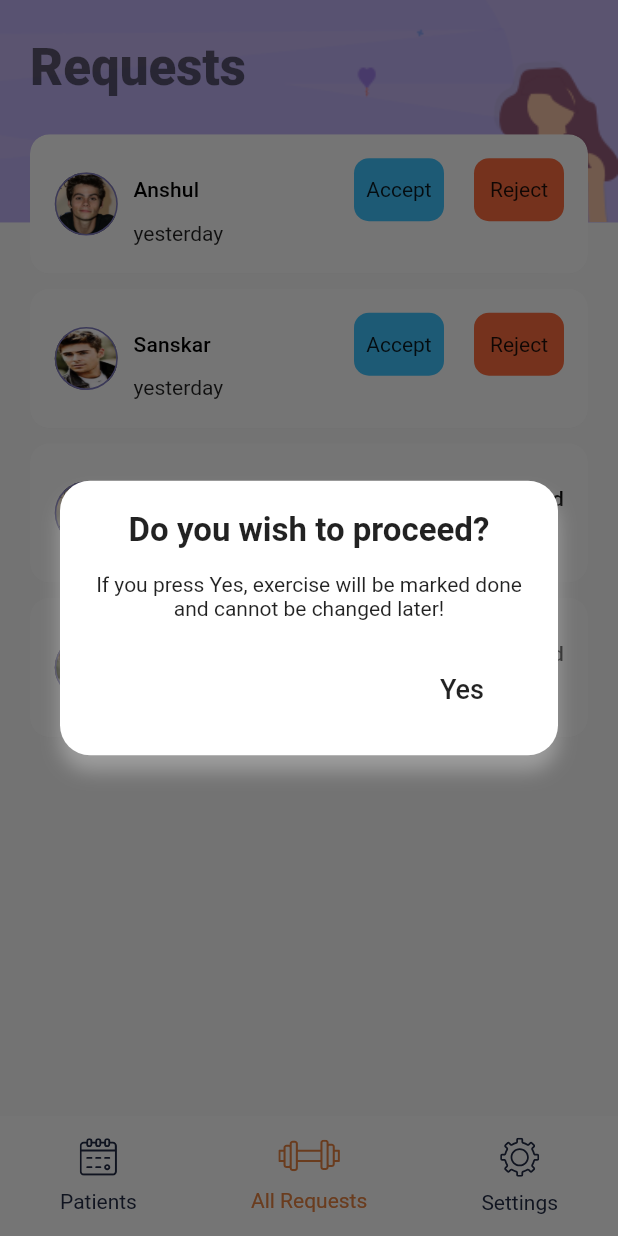
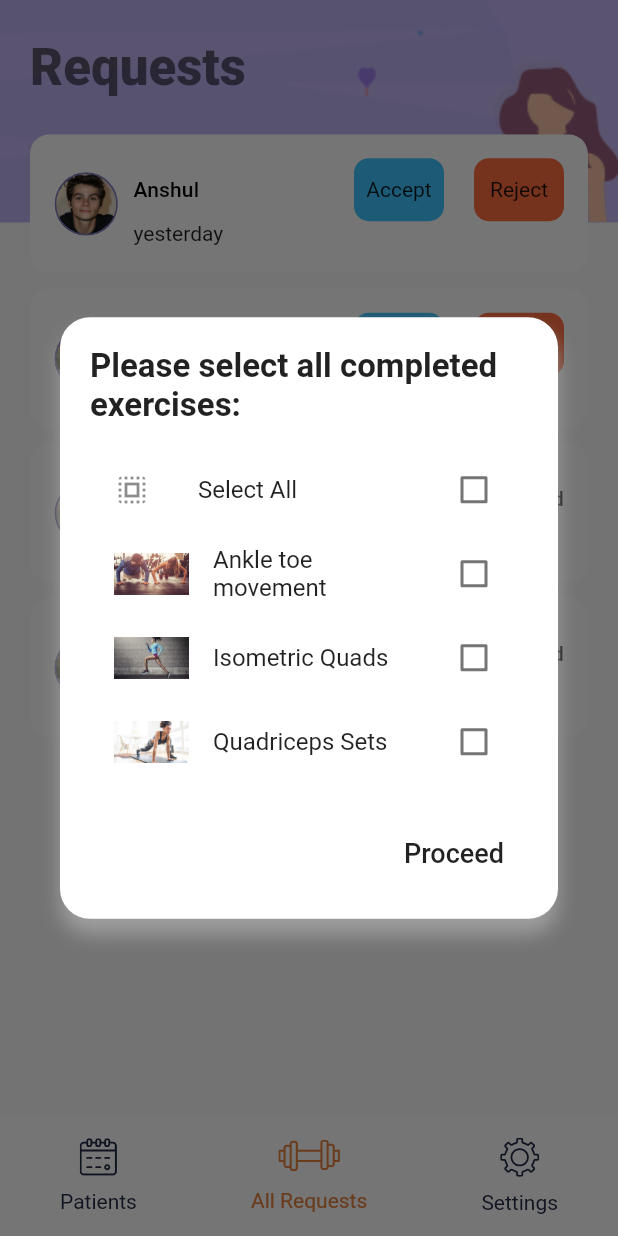
Before and after one commit to prafgup/treatment_checkup_app, a Flutter app: the RequestsScreenR screen opened directly, after a tap on "Accept", on a phone screen of 412 x 824 dp. Run offline on Flutter 3.47's test engine with Material 2 defaults, Android fonts, the phone set to English and light mode, and no system bars; our stand-ins replace auto_size_text, cached_network_image, expandable, file_picker, firebase_auth, firebase_storage and 14 more; missing offline and left inert: barcode_scan, flutter_cupertino_date_picker, google_map_location_picker, menu_button, slide_popup_dialog, some_calendar; accounts and stored records are empty.

Commit message:
Check Box list in relative home and address layout update

```diff
--- a/lib/screens/Relative/relative_home.dart
+++ b/lib/screens/Relative/relative_home.dart
@@ -2,6 +2,7 @@ import 'package:flutter/cupertino.dart';
 import 'package:flutter/material.dart';
 import 'package:flutter_svg/svg.dart';
 import 'package:treatment_checkup_app/constants.dart';
+import 'package:treatment_checkup_app/models/exercise.dart';
 import 'package:treatment_checkup_app/models/requests_relative.dart';
 import 'package:treatment_checkup_app/screens/ExerciseScreens/daily_layout.dart';
 import 'package:treatment_checkup_app/widgets/bottom_nav_bar.dart';
@@ -19,7 +20,36 @@ import 'package:treatment_checkup_app/models/requests.dart';
 //TODO GET API DATA
 
 
+final List<Exercise> exercises = [
+  Exercise(
+    image: 'assets/images/image001.jpg',
+    title: 'Ankle toe movement',
+    time: '5 min',
+    difficult: 'Low',
+    reps: '25',
+    url: 'https://www.youtube.com/watch?v=O1jfSo66z44&ab_channel=goodexerciseguide',
+    text_instruct:'Do this exercise regularly to reduce swelling. Follow the Video in real-time and repeat what she does on the screen',
+  ),
+  Exercise(
+    image: 'assets/images/image004.jpg',
+    title: 'Isometric Quads',
+    time: '10 min',
+    difficult: 'Medium',
+    reps: '10',
+    url: 'https://www.youtube.com/watch?v=O1jfSo66z44&ab_channel=goodexerciseguide',
+    text_instruct:'Do this exercise regularly to reduce swelling. Follow the Video in real-time and repeat what she does on the screen',
+  ),
+  Exercise(
+    image: 'assets/images/image003.jpg',
+    title: 'Quadriceps Sets',
+    time: '10 min',
+    difficult: 'Medium',
+    reps: '20',
+    url: 'https://www.youtube.com/watch?v=O1jfSo66z44&ab_channel=goodexerciseguide',
+    text_instruct:'Do this exercise regularly to reduce swelling. Follow the Video in real-time and repeat what she does on the screen',
+  ),
 
+];
 
 //type denotes day or week 1 for day and 0 for week
 
@@ -115,7 +145,7 @@ class RequestsScreenR extends StatelessWidget {
                           ),
                           // Generate 100 widgets that display their index in the List.
                           itemBuilder: (ctx, index) {
-                            return RekuestsCardRelative(request: requests[index],press: () {
+                            return RekuestsCardRelative(exercises: exercises,request: requests[index],press: () {
                               Navigator.push(
                                 context,
                                 MaterialPageRoute(builder: (context) {
--- a/lib/widgets/request_card.dart
+++ b/lib/widgets/request_card.dart
@@ -1,6 +1,7 @@
 import 'package:flutter/material.dart';
 import 'package:treatment_checkup_app/constants.dart';
 import 'package:treatment_checkup_app/models/requests.dart';
+import 'package:treatment_checkup_app/screens/Relative/relative_home.dart';
 
 
 class RekuestCard extends StatefulWidget {
@@ -45,7 +46,8 @@ class _RekuestCardState extends State<RekuestCard> {
           child: Material(
             color: Colors.transparent,
             child: InkWell(
-              onTap: widget.press,
+              onTap: (){ Navigator.of(context).pushReplacement(new MaterialPageRoute(builder: (context)=> RequestsScreenR()));
+              },
               child: Padding(
                 padding: const EdgeInsets.all(16.0),
                 child: Row(
--- a/lib/widgets/requests_card_relative.dart
+++ b/lib/widgets/requests_card_relative.dart
@@ -1,15 +1,18 @@
 import 'package:flutter/material.dart';
 import 'package:treatment_checkup_app/constants.dart';
+import 'package:treatment_checkup_app/models/exercise.dart';
 import 'package:treatment_checkup_app/models/requests_relative.dart';
+import 'package:treatment_checkup_app/screens/Relative/relative_home.dart';
 
 
 class RekuestsCardRelative extends StatefulWidget {
 
   final Function press;
-
+  final List<Exercise> exercises;
   final RequestRelative request;
   const RekuestsCardRelative({
     Key key,
+    this.exercises,
     this.request,
     this.press,
   }) : super(key: key);
@@ -19,6 +22,7 @@ class RekuestsCardRelative extends StatefulWidget {
 }
 
 class _RekuestsCardRelativeState extends State<RekuestsCardRelative> {
+
   @override
   Widget build(BuildContext context) {
     return LayoutBuilder(builder: (context, constraint) {
@@ -100,9 +104,10 @@ class _RekuestsCardRelativeState extends State<RekuestsCardRelative> {
                                     onTap: (){showDialog(context: context,
                                         builder: (BuildContext context){
                                           return CustomDialogBox(
-                                            title: "Do you wish to proceed?",
-                                            descriptions: "If you press Yes, exercise will be marked done and cannot be changed later!",
-                                            text: "Yes",
+                                            title: "Please select all completed exercises:",
+                                         //   descriptions: "If you press Yes, exercise will be marked done and cannot be changed later!",
+                                            text: "Proceed",
+                                              exercises:widget.exercises
                                           );
                                         }
                                     );},
@@ -127,9 +132,10 @@ class _RekuestsCardRelativeState extends State<RekuestsCardRelative> {
                                     onTap: (){showDialog(context: context,
                                         builder: (BuildContext context){
                                           return CustomDialogBox(
-                                            title: "Do you wish to proceed?",
-                                            descriptions: "If you press Yes, exercise will be marked not done and cannot be changed later!",
+                                            title: "Do you wish to reject the request?",
+                                           // descriptions: "If you press Yes, exercise will be marked not done and cannot be changed later!",
                                             text: "Yes",
+
                                           );
                                         }
                                     );},
@@ -206,18 +212,20 @@ class _RekuestsCardRelativeState extends State<RekuestsCardRelative> {
 
 
 class CustomDialogBox extends StatefulWidget {
-  final String title, descriptions, text;
+  final String title,  text;
   final Image img;
-
-  const CustomDialogBox({Key key, this.title, this.descriptions, this.text, this.img}) : super(key: key);
+ final List<Exercise> exercises;
+  const CustomDialogBox({Key key, this.title,  this.text, this.img, this.exercises}) : super(key: key);
 
   @override
   _CustomDialogBoxState createState() => _CustomDialogBoxState();
 }
 
 class _CustomDialogBoxState extends State<CustomDialogBox> {
+  List<String> selectedList = [];
   @override
   Widget build(BuildContext context) {
+
     return Dialog(
       shape: RoundedRectangleBorder(
         borderRadius: BorderRadius.circular(20.0),
@@ -248,7 +256,55 @@ class _CustomDialogBoxState extends State<CustomDialogBox> {
             children: <Widget>[
               Text(widget.title,style: TextStyle(fontSize: 22,fontWeight: FontWeight.w600),),
               SizedBox(height: 15,),
-              Text(widget.descriptions,style: TextStyle(fontSize: 14),textAlign: TextAlign.center,),
+              if(widget.exercises != null)CheckboxListTile(
+                 title: Text("Select All"),
+                 secondary:Icon(Icons.select_all),
+                 activeColor: Colors.green,
+                 checkColor: Colors.purple,
+
+                 value: selectedList.length==exercises.length, onChanged:
+                 (bool value){
+               setState(() {
+                 if(value){
+    for (int b = 0; b < exercises.length; b++) {
+                if (!selectedList.contains(exercises[b].title))   selectedList.add(exercises[b].title);}
+                 }
+                 else{
+                   selectedList.clear();
+    // for (int b = 0; b < exercises.length; b++) {
+    // selectedList.add(exercises[b].title);}
+    }
+                 }
+    );
+             }),
+
+
+              if(widget.exercises != null)ListView.builder(
+                 shrinkWrap:  true ,
+                 itemCount: widget.exercises.length,
+
+                itemBuilder:     (context,index){
+                  List<bool> _checked=List<bool>.filled(widget.exercises.length,false,growable:false);
+                  return CheckboxListTile(
+                    title: Text(exercises[index].title),
+                      secondary:Image( image: AssetImage(exercises[index].image),width: 50.0,height: 50.0,),
+                      activeColor: Colors.green,
+                      checkColor: Colors.purple,
+
+
+                      onChanged:  (bool value){
+                        setState(() {
+                          if(value){
+                            selectedList.add(exercises[index].title);
+                          }else{
+                            selectedList.remove(exercises[index].title);
+                          }
+                        });
+                      },
+                    value: selectedList.contains(exercises[index].title),
+                  );
+                }
+             ),
               SizedBox(height: 22,),
               Align(
                 alignment: Alignment.bottomRight,
```
Also changed, not shown: lib/screens/ExerciseScreens/patient_profile.dart (+29 -1 lines).
